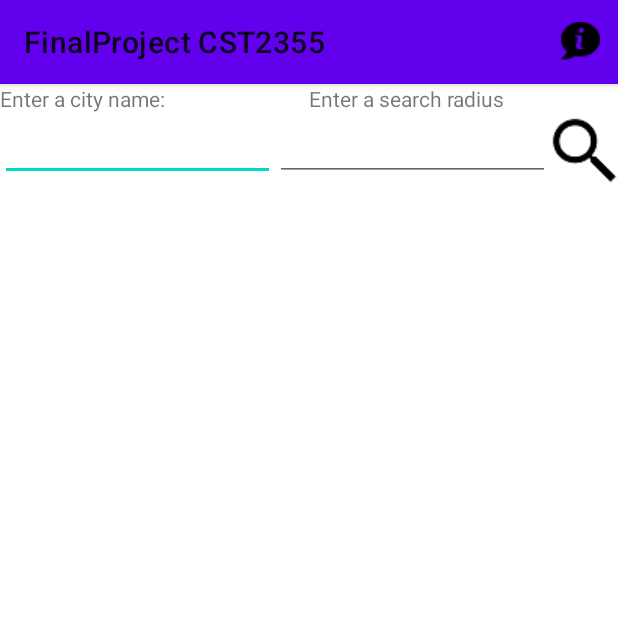
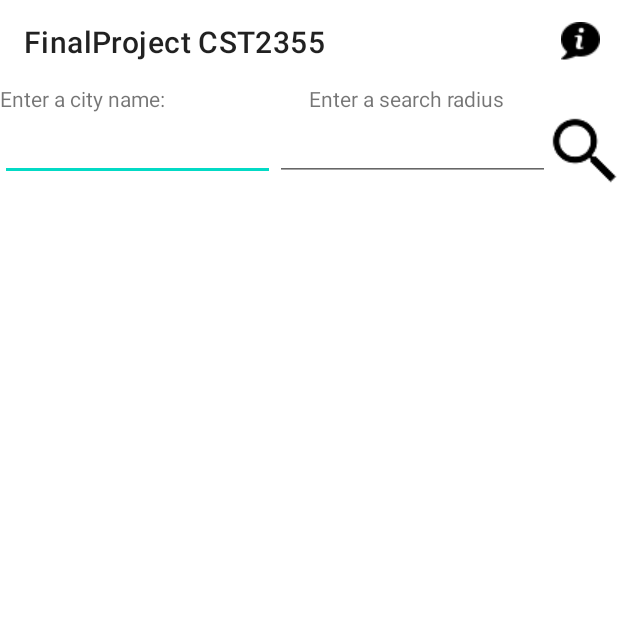
Before and after one commit to MikeHansen45/FinalProject, an Android app: the TicketMasterActivity screen opened directly, with no data from a screen before it, on a phone screen of 412 x 824 dp, the top half of it. Run offline under Robolectric (Android 15) with nearby library versions, the phone set to English and light mode, and no system bars.

Commit message:
A whole bunch of changes that did not commit properly

```diff
--- a/app/src/main/res/layout/activity_ticket_master.xml
+++ b/app/src/main/res/layout/activity_ticket_master.xml
@@ -8,28 +8,25 @@
     tools:context=".TicketMasterActivity"
     android:orientation="vertical">
 
-    <com.google.android.material.appbar.AppBarLayout
+    <!--com.google.android.material.appbar.AppBarLayout
         android:layout_height="wrap_content"
         android:layout_width="match_parent"
 
-        >
+       -->
     <androidx.appcompat.widget.Toolbar
         android:layout_width="match_parent"
         android:layout_height="wrap_content"
         android:id="@+id/toolbar"></androidx.appcompat.widget.Toolbar>
 
-<!--    <androidx.drawerlayout.widget.DrawerLayout
+    <androidx.drawerlayout.widget.DrawerLayout
         android:id="@+id/drawr_layout"
         android:layout_below="@id/toolbar"
         android:layout_width="match_parent"
         android:layout_height="match_parent"
-        tools:openDrawer="start"> -->
-
-
-
-
-    </com.google.android.material.appbar.AppBarLayout>
-
+        tools:openDrawer="start">
+        <LinearLayout
+            android:layout_width="match_parent"
+            android:layout_height="match_parent" android:orientation="vertical">
 
             <LinearLayout
                 android:layout_width="match_parent"
@@ -96,19 +93,18 @@
                     android:layout_height="wrap_content" />
 
             </LinearLayout>
-
-
-<!--<com.google.android.material.navigation.NavigationView
+        </LinearLayout>
+        <com.google.android.material.navigation.NavigationView
             android:layout_width="wrap_content"
             android:layout_height="match_parent"
             android:layout_gravity="start"
             android:fitsSystemWindows="true"
-app:headerLayout="@layout/header_layour"
-app:menu="@menu/navmenu"
+            app:headerLayout="@layout/header_layout_tktmstr"
+            app:menu="@menu/nav_menu_tktmstr"
             android:id="@+id/nav_view"/>
 
 
-    </androidx.drawerlayout.widget.DrawerLayout>-->
+    </androidx.drawerlayout.widget.DrawerLayout>
 
 
 </LinearLayout>
```
Lines whose indentation alone changed are shown as unchanged.
